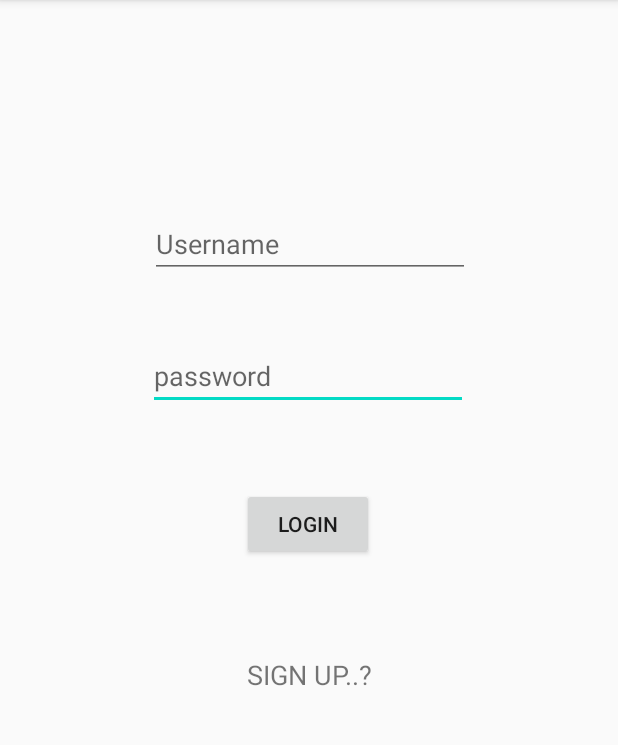
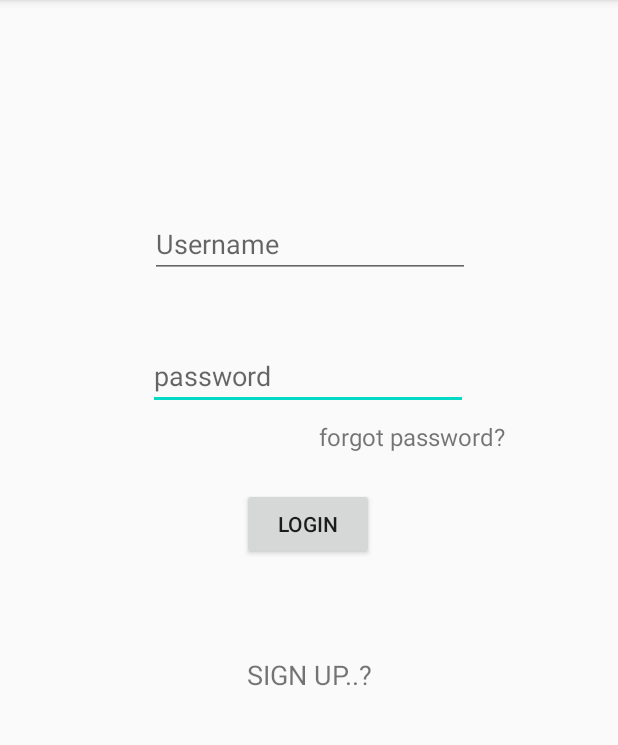
Before and after one commit to Prashant-Jagtap/firebase_Auth, an Android app: the screen it shows after launch (MainActivity), on a phone screen of 412 x 824 dp, the part 84-829 px from its top. Run offline under Robolectric (Android 15) with nearby library versions, the phone set to English and light mode, and no system bars; our stand-ins replace Firebase (no records; nobody signed in at launch, a user with empty details on screens opened directly).

Commit message:
added forgot password

```diff
--- a/app/src/main/res/layout/activity_main.xml
+++ b/app/src/main/res/layout/activity_main.xml
@@ -4,6 +4,7 @@
     xmlns:tools="http://schemas.android.com/tools"
     android:layout_width="match_parent"
     android:layout_height="match_parent"
+    android:textAlignment="center"
     tools:context=".MainActivity">
 
     <EditText
@@ -72,4 +73,20 @@
         app:layout_constraintEnd_toEndOf="parent"
         app:layout_constraintStart_toStartOf="parent"
         app:layout_constraintTop_toBottomOf="@+id/button_login" />
+
+    <TextView
+        android:id="@+id/forgot"
+        android:layout_width="129dp"
+        android:layout_height="28dp"
+        android:layout_marginStart="229dp"
+        android:layout_marginTop="280dp"
+        android:layout_marginEnd="73dp"
+        android:text="forgot password?"
+        android:textAlignment="center"
+        android:textSize="16sp"
+        app:layout_constraintEnd_toEndOf="parent"
+        app:layout_constraintHorizontal_bias="1.0"
+        app:layout_constraintStart_toStartOf="parent"
+        app:layout_constraintTop_toTopOf="parent" />
+
 </androidx.constraintlayout.widget.ConstraintLayout>
```
Also changed, not shown: app/src/main/java/com/example/firebase_auth/MainActivity.java (+52 -0 lines).
